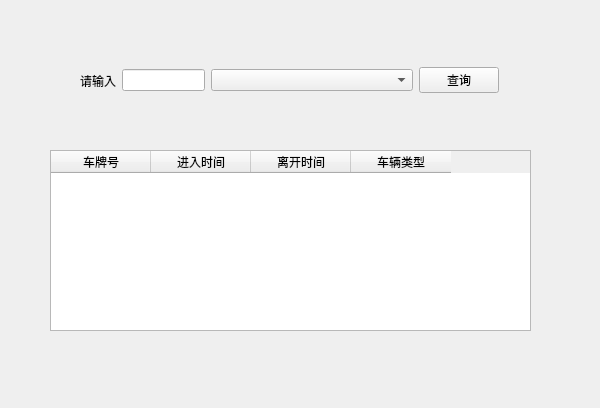
handsomeyaqiang/plate_number_of_company_parking_lot, file Python_tensorflow_LicensePlate/front/carRecord.ui: the form before one commit.
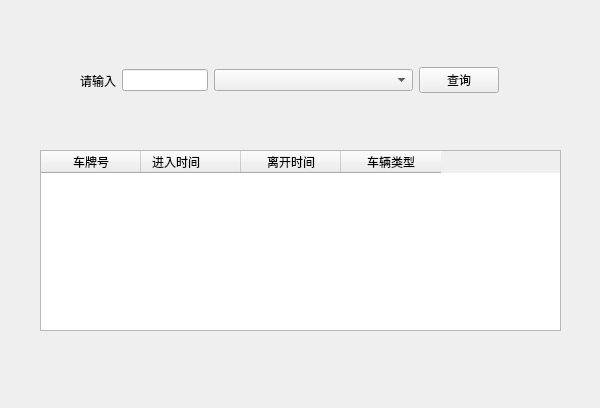
The form after the commit.

Diff of the .ui file:
```diff
--- a/Python_tensorflow_LicensePlate/front/carRecord.ui
+++ b/Python_tensorflow_LicensePlate/front/carRecord.ui
@@ -16,9 +16,9 @@
   <widget class="QTableWidget" name="tableWidget">
    <property name="geometry">
     <rect>
-     <x>50</x>
+     <x>40</x>
      <y>150</y>
-     <width>481</width>
+     <width>521</width>
      <height>181</height>
     </rect>
    </property>
@@ -29,7 +29,7 @@
    </column>
    <column>
     <property name="text">
-     <string>进入时间</string>
+     <string>进入时间         </string>
     </property>
    </column>
    <column>
@@ -77,12 +77,12 @@
       </item>
       <item>
        <property name="text">
-        <string>进入时间(XX-YY-ZZ  AA:BB:CC)</string>
+        <string>进入时间(XX-YY-ZZ AA:BB:CC)</string>
        </property>
       </item>
       <item>
        <property name="text">
-        <string>离开时间(XX-YY-ZZ  AA:BB:CC)</string>
+        <string>离开时间(XX-YY-ZZ AA:BB:CC)</string>
        </property>
       </item>
       <item>
```
